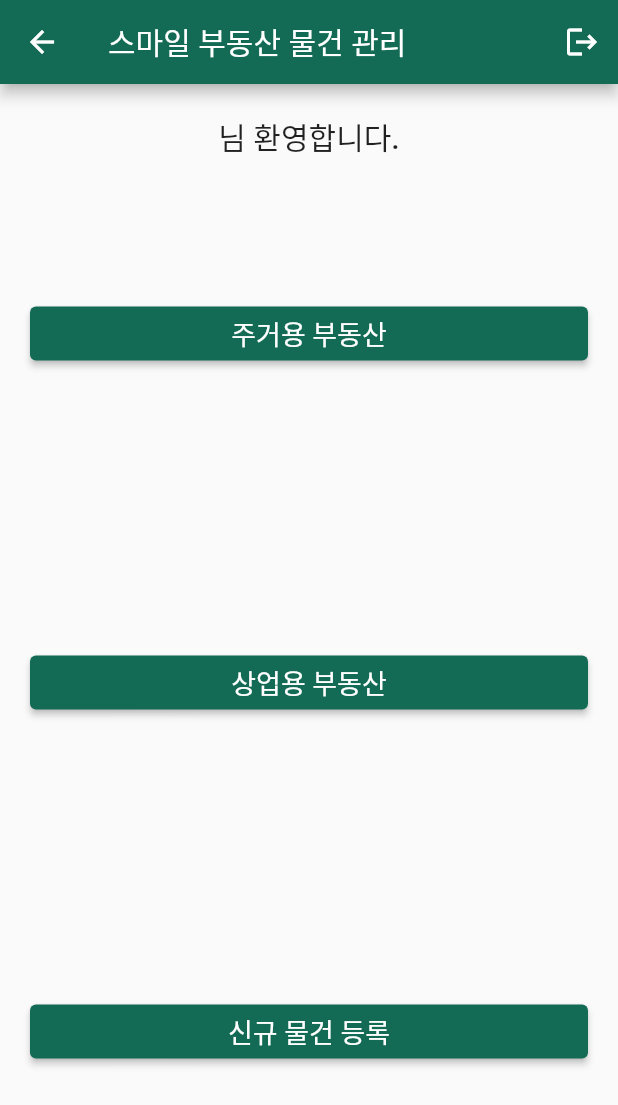
After one commit to landware-inc/landware-inc.github.io, a Flutter app: the StartScreen screen opened directly, on a phone screen of 412 x 824 dp. The commit adds this screen. Shown: the top 1105 px of the screen. Run offline on Flutter 3.47's test engine with Material 2 defaults, Android fonts, the phone set to English and light mode, and no system bars; our stand-ins replace dio, firebase_auth, firebase_core, get, google_maps_flutter; missing offline and left inert: dart:ffi, kakao_flutter_sdk_user; accounts and stored records are empty; network calls fail.

Commit message:
230420home

```diff
--- a/lib/common/commondata.dart
+++ b/lib/common/commondata.dart
@@ -6,4 +6,4 @@ const kakaoJsKey ='c3361ae36d0992d3958730f46e1e61ab';
 
 const googleMapKey = 'AIzaSyB32IuSmKjAFCTGcKz3EU4yPUcKKZczNPU';
 
-const seedColor = Color(0xFF89938E);
+const seedColor = Color(0xFF6F7974);
--- a/lib/main.dart
+++ b/lib/main.dart
@@ -5,7 +5,6 @@ import 'package:kakao_flutter_sdk_user/kakao_flutter_sdk_user.dart';
 import 'package:kakao_login_test/common/commondata.dart';
 import 'package:kakao_login_test/screens/listview.dart';
 import 'package:kakao_login_test/screens/main_screen.dart';
-import './common/color_schemes.g.dart';
 
 void main() async {
   WidgetsFlutterBinding.ensureInitialized();
--- /dev/null
+++ b/lib/screens/startingscreen.dart
@@ -0,0 +1,93 @@
+import 'package:firebase_auth/firebase_auth.dart';
+import 'package:flutter/material.dart';
+import 'package:get/get.dart';
+import 'package:kakao_login_test/screens/commercialscreen.dart';
+import 'package:kakao_login_test/screens/registrationscreen.dart';
+import 'package:kakao_login_test/screens/residentialscreen.dart';
+
+import '../status/controller.dart';
+
+
+class StartScreen extends StatelessWidget {
+  const StartScreen({Key? key}) : super(key: key);
+
+  @override
+  Widget build(BuildContext context) {
+    final _authentication = FirebaseAuth.instance;
+    final controller = Get.put(Controller());
+
+    return Scaffold(
+      appBar: AppBar(
+        title: const Text('스마일 부동산 물건 관리'),
+        actions: [
+          IconButton(
+            onPressed: () {
+              _authentication.signOut();
+              Get.back();
+            },
+            icon: const Icon(Icons.logout),
+          ),
+        ],
+      ),
+      body: Container(
+        margin: const EdgeInsets.all(20),
+        child: Column(
+          mainAxisAlignment: MainAxisAlignment.spaceAround,
+          children: [
+            Obx((){ // Obx 사용 시 따로 Controller 명시 X 보여줄 위젯만. 근데 Get.put을 반드시 사용
+              return Text(
+                '${controller.userName.value}님 환영합니다.',
+                style: TextStyle(
+                  fontSize: 20,
+                  fontWeight: FontWeight.w500,
+                ),
+              );
+            }),
+            Expanded(
+              child: Column(
+                mainAxisAlignment: MainAxisAlignment.spaceAround,
+                crossAxisAlignment: CrossAxisAlignment.stretch,
+                children: [
+                  ElevatedButton(
+                    onPressed: () {
+                      Get.to(() => ResidentialScreen());
+                    },
+                    child: Text(
+                        '주거용 부동산',
+                        style: TextStyle(
+                          fontSize: 18,
+                          fontWeight: FontWeight.w300,
+                        ),
+                     ),
+                  ),
+                  ElevatedButton(
+                    onPressed: () {
+                      Get.to (() => CommecialScreen());
+                    },
+                    child: const Text('상업용 부동산',
+                      style: TextStyle(
+                        fontSize: 18,
+                        fontWeight: FontWeight.w300,
+                      ),
+                    ),
+                  ),
+                  ElevatedButton(
+                    onPressed: () {
+                      Get.to (() => RegistrationScreen());
+                    },
+                    child: const Text('신규 물건 등록',
+                      style: TextStyle(
+                        fontSize: 18,
+                        fontWeight: FontWeight.w300,
+                      ),
+                    ),
+                  ),
+                ],
+              ),
+            ),
+          ],
+        ),
+      )
+    );
+  }
+}
```
Also changed, not shown: lib/screens/commercialscreen.dart (added, +27 -0 lines), lib/screens/main_screen.dart (+5 -4 lines), lib/screens/registrationscreen.dart (added, +27 -0 lines), lib/screens/residentialscreen.dart (renamed from lib/screens/roungescreen.dart, +12 -9 lines).
